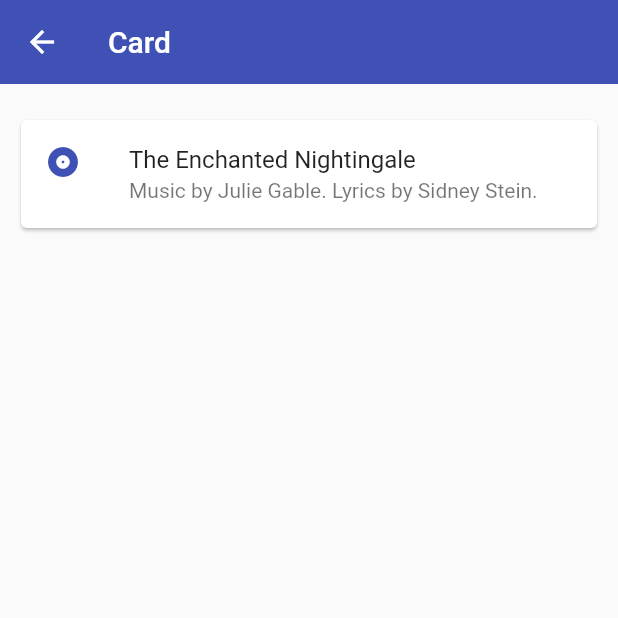
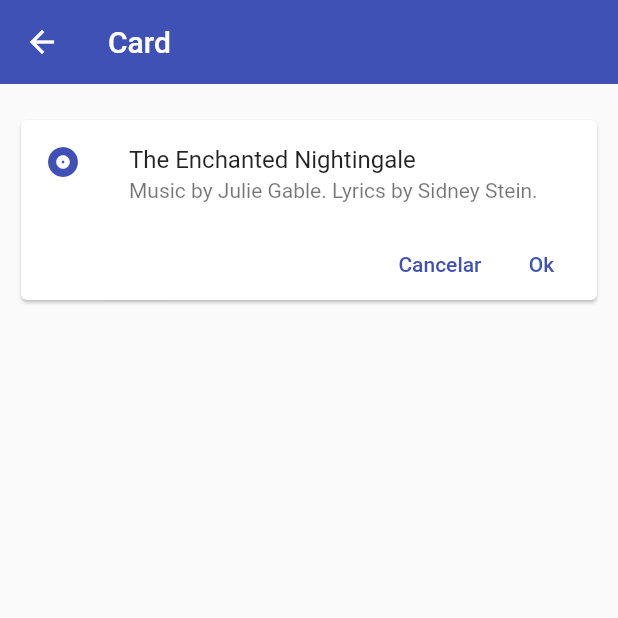
Before and after one commit to flutter-spain/fl_components, a Flutter app: the CardScreen screen opened by its route, on a phone screen of 412 x 824 dp, the top half of it. Run offline on Flutter 3.47's test engine with Material 2 defaults, Android fonts, the phone set to English and light mode, and no system bars.

Commit message:
77 Centralizar los widget

```diff
--- a/lib/main.dart
+++ b/lib/main.dart
@@ -1,7 +1,7 @@
 
+import 'package:flutter/material.dart';
 import 'package:fl_components/router/app_routers.dart';
 import 'package:fl_components/themes/app_theme_indigo.dart';
-import 'package:flutter/material.dart';
 
 void main() => runApp(const MyApp());
 
--- a/lib/screens/card_screen.dart
+++ b/lib/screens/card_screen.dart
@@ -1,5 +1,7 @@
 import 'package:fl_components/themes/app_theme_indigo.dart';
 import 'package:flutter/material.dart';
+
+import '../widgets/widgets.dart';
 
 class CardScreen extends StatelessWidget {
   const CardScreen({Key? key}) : super(key: key);
@@ -13,18 +15,8 @@ class CardScreen extends StatelessWidget {
       ),
       body : ListView(
         padding: const EdgeInsets.symmetric(horizontal: 10, vertical: 20),
-        children:  [
-          Card(
-            child: Column(
-                children: const [
-                  ListTile(
-                    leading: Icon( Icons.album, color: AppThemeIndigo.primaryColor),
-                    title: Text('The Enchanted Nightingale'),
-                    subtitle: Text('Music by Julie Gable. Lyrics by Sidney Stein.'),
-                  )
-                ],
-            )
-          ),
+        children: const [
+          CustomCardType1(),
         ]
       )
     );
--- a/lib/themes/app_theme_indigo.dart
+++ b/lib/themes/app_theme_indigo.dart
@@ -11,6 +11,12 @@ class AppThemeIndigo {
         appBarTheme: const AppBarTheme(
           elevation: 0,
           color: primaryColor,
+        ),
+
+        textButtonTheme: TextButtonThemeData(
+          style: TextButton.styleFrom(
+            primary: primaryColor,
+          ),
         ),
       );
 
--- /dev/null
+++ b/lib/widgets/custom_card_type_1.dart
@@ -0,0 +1,39 @@
+import 'package:flutter/material.dart';
+import '../themes/app_theme_indigo.dart';
+
+class CustomCardType1 extends StatelessWidget {
+  const CustomCardType1({
+    Key? key,
+  }) : super(key: key);
+
+  @override
+  Widget build(BuildContext context) {
+    return Card(
+      child: Column(
+          children: [
+            const ListTile(
+              leading: Icon( Icons.album, color: AppThemeIndigo.primaryColor),
+              title: Text('The Enchanted Nightingale'),
+              subtitle: Text('Music by Julie Gable. Lyrics by Sidney Stein.'),
+            ),
+            Padding(
+              padding: const EdgeInsets.only(right: 5),
+              child: Row(
+                  mainAxisAlignment : MainAxisAlignment.end,
+                  children: [
+                    TextButton(
+                      child: Text('Cancelar'),
+                      onPressed: () { /* ... */ },
+                    ),
+                    TextButton(
+                      child: Text('Ok'),
+                      onPressed: () { /* ... */ },
+                    ),
+                  ],
+              ),
+            )
+          ],
+      )
+    );
+  }
+}
--- /dev/null
+++ b/lib/widgets/widgets.dart
@@ -0,0 +1 @@
+export 'package:fl_components/widgets/custom_card_type_1.dart';
```
